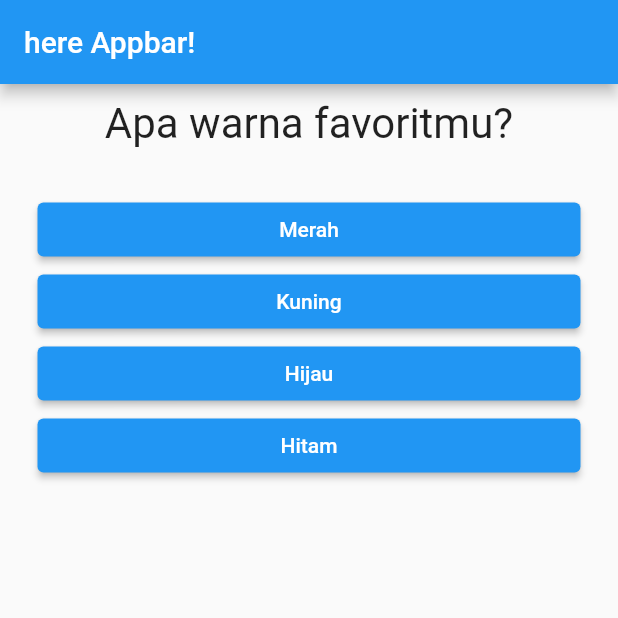
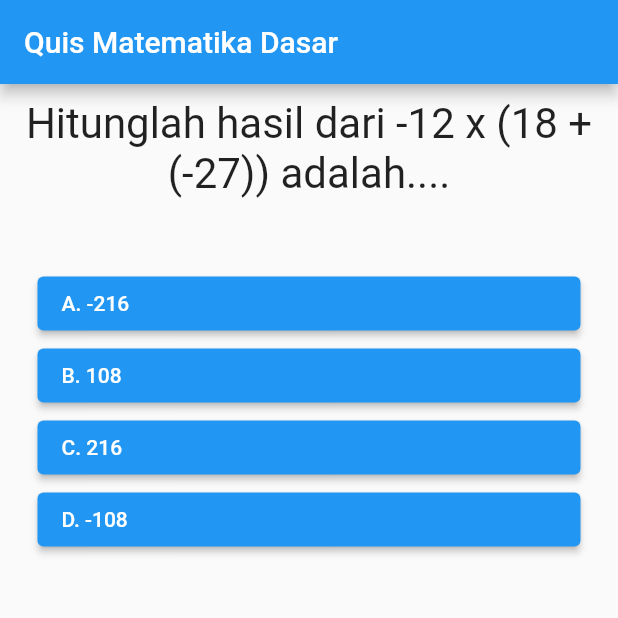
Before and after one commit to alvinraa/course1udemy_quizapp, a Flutter app: the screen it shows after launch, on a phone screen of 412 x 824 dp, the top half of it. Run offline on Flutter 3.47's test engine with Material 2 defaults, Android fonts, the phone set to English and light mode, and no system bars.

Commit message:
Finish Function, need improve the question
minus :
- finish the question for better experient

reference : https://banksoal.belajar.kemdikbud.go.id/Evaluasi/Show/5148

```diff
--- a/lib/answer.dart
+++ b/lib/answer.dart
@@ -1,10 +1,15 @@
 import 'package:flutter/material.dart';
 
 class Answer extends StatelessWidget {
-  final VoidCallback? selectHandler;
+  final VoidCallback selectHandler;
   final String answerText;
+  final String choices;
 
-  Answer(this.selectHandler, this.answerText);
+  Answer(
+    this.selectHandler,
+    this.answerText,
+    this.choices,
+  );
 
   @override
   Widget build(BuildContext context) {
@@ -13,7 +18,10 @@ class Answer extends StatelessWidget {
       width: double.infinity,
       child: ElevatedButton(
         onPressed: selectHandler,
-        child: Text(answerText),
+        child: Row(
+          mainAxisAlignment: MainAxisAlignment.start,
+          children: [Text(choices), Text(answerText)],
+        ),
       ),
     );
   }
--- a/lib/main.dart
+++ b/lib/main.dart
@@ -1,7 +1,6 @@
+import 'package:course1_quizapp/quiz.dart';
+import 'package:course1_quizapp/result.dart';
 import 'package:flutter/material.dart';
-
-import './questions.dart';
-import './answer.dart';
 
 void main() {
   runApp(MyApp());
@@ -17,26 +16,114 @@ class MyApp extends StatefulWidget {
 
 class MyAppState extends State<MyApp> {
   int _questionIndex = 0;
-  final List<Map<String, Object>> questions = const [
+  int _totalScore = 0;
+
+  final List<Map<String, Object>> _questions = [
     {
-      'questionText': 'Apa warna favoritmu?',
-      'answer': ['Merah', 'Kuning', 'Hijau', 'Hitam'],
+      'questionText': 'Hitunglah hasil dari -12 x (18 + (-27)) adalah....',
+      'answer': [
+        {'choice': 'A. ', 'text': '-216', 'score': 0},
+        {'choice': 'B. ', 'text': '108', 'score': 1},
+        {'choice': 'C. ', 'text': '216', 'score': 0},
+        {'choice': 'D. ', 'text': '-108', 'score': 0},
+      ],
     },
     {
-      'questionText': 'Apa hewan favoritmu?',
-      'answer': ['Kucing', 'Anjing', 'Kelinci', 'Singa'],
+      'questionText': 'Hitunglah hasil dari -12 x (18 + (-27)) adalah....',
+      'answer': [
+        {'choice': 'A. ', 'text': '-216', 'score': 0},
+        {'choice': 'B. ', 'text': '108', 'score': 1},
+        {'choice': 'C. ', 'text': '216', 'score': 0},
+        {'choice': 'D. ', 'text': '-108', 'score': 0},
+      ],
     },
     {
-      'questionText': 'Siapa presiden favoritmu?',
-      'answer': ['person1', 'person2', 'person3', 'person4'],
-    }
+      'questionText': 'Hitunglah hasil dari -12 x (18 + (-27)) adalah....',
+      'answer': [
+        {'choice': 'A. ', 'text': '-216', 'score': 0},
+        {'choice': 'B. ', 'text': '108', 'score': 1},
+        {'choice': 'C. ', 'text': '216', 'score': 0},
+        {'choice': 'D. ', 'text': '-108', 'score': 0},
+      ],
+    },
+    {
+      'questionText': 'Hitunglah hasil dari -12 x (18 + (-27)) adalah....',
+      'answer': [
+        {'choice': 'A. ', 'text': '-216', 'score': 0},
+        {'choice': 'B. ', 'text': '108', 'score': 1},
+        {'choice': 'C. ', 'text': '216', 'score': 0},
+        {'choice': 'D. ', 'text': '-108', 'score': 0},
+      ],
+    },
+    {
+      'questionText': 'Hitunglah hasil dari -12 x (18 + (-27)) adalah....',
+      'answer': [
+        {'choice': 'A. ', 'text': '-216', 'score': 0},
+        {'choice': 'B. ', 'text': '108', 'score': 1},
+        {'choice': 'C. ', 'text': '216', 'score': 0},
+        {'choice': 'D. ', 'text': '-108', 'score': 0},
+      ],
+    },
+    {
+      'questionText': 'Hitunglah hasil dari -12 x (18 + (-27)) adalah....',
+      'answer': [
+        {'choice': 'A. ', 'text': '-216', 'score': 0},
+        {'choice': 'B. ', 'text': '108', 'score': 1},
+        {'choice': 'C. ', 'text': '216', 'score': 0},
+        {'choice': 'D. ', 'text': '-108', 'score': 0},
+      ],
+    },
+    {
+      'questionText': 'Hitunglah hasil dari -12 x (18 + (-27)) adalah....',
+      'answer': [
+        {'choice': 'A. ', 'text': '-216', 'score': 0},
+        {'choice': 'B. ', 'text': '108', 'score': 1},
+        {'choice': 'C. ', 'text': '216', 'score': 0},
+        {'choice': 'D. ', 'text': '-108', 'score': 0},
+      ],
+    },
+    {
+      'questionText': 'Hitunglah hasil dari -12 x (18 + (-27)) adalah....',
+      'answer': [
+        {'choice': 'A. ', 'text': '-216', 'score': 0},
+        {'choice': 'B. ', 'text': '108', 'score': 1},
+        {'choice': 'C. ', 'text': '216', 'score': 0},
+        {'choice': 'D. ', 'text': '-108', 'score': 0},
+      ],
+    },
+    {
+      'questionText': 'Hitunglah hasil dari -12 x (18 + (-27)) adalah....',
+      'answer': [
+        {'choice': 'A. ', 'text': '-216', 'score': 0},
+        {'choice': 'B. ', 'text': '108', 'score': 1},
+        {'choice': 'C. ', 'text': '216', 'score': 0},
+        {'choice': 'D. ', 'text': '-108', 'score': 0},
+      ],
+    },
+    {
+      'questionText': 'Hitunglah hasil dari -12 x (18 + (-27)) adalah....',
+      'answer': [
+        {'choice': 'A. ', 'text': '-216', 'score': 0},
+        {'choice': 'B. ', 'text': '108', 'score': 1},
+        {'choice': 'C. ', 'text': '216', 'score': 0},
+        {'choice': 'D. ', 'text': '-108', 'score': 0},
+      ],
+    },
   ];
 
-  void _answerQuestion() {
+  void _resetQuiz() {
+    setState(() {
+      _questionIndex = 0;
+      _totalScore = 0;
+    });
+  }
+
+  void _answerQuestion(int score) {
+    _totalScore = _totalScore + score;
     setState(() {
       _questionIndex += 1;
     });
-    if (_questionIndex < questions.length) {
+    if (_questionIndex < _questions.length) {
       print('more question');
     } else {
       print('no more question');
@@ -48,26 +135,16 @@ class MyAppState extends State<MyApp> {
     return MaterialApp(
       home: Scaffold(
         appBar: AppBar(
-          title: const Text('here Appbar!'),
+          title: const Text('Quis Matematika Dasar'),
         ),
         body: Center(
-          child: _questionIndex < questions.length
-              ? Column(
-                  mainAxisAlignment: MainAxisAlignment.start,
-                  children: <Widget>[
-                    Question(
-                      questions[_questionIndex]['questionText'],
-                    ),
-                    const SizedBox(height: 20),
-
-                    /// ... untuk mengambil isi dari list menjadi list itu sendiri?
-                    ...(questions[_questionIndex]['answer'] as List<String>)
-                        .map((answer) {
-                      return Answer(_answerQuestion, answer);
-                    }).toList(),
-                  ],
+          child: _questionIndex < _questions.length
+              ? Quiz(
+                  answerQuestion: _answerQuestion,
+                  questions: _questions,
+                  questionIndex: _questionIndex,
                 )
-              : Text('Finish'),
+              : Result(resultScore: _totalScore, resetWidget: _resetQuiz),
         ),
       ),
     );
--- a/lib/questions.dart
+++ b/lib/questions.dart
@@ -9,6 +9,7 @@ class Question extends StatelessWidget {
   Widget build(BuildContext context) {
     return Container(
       width: double.infinity,
+      height: MediaQuery.of(context).size.height * 0.1,
       margin: const EdgeInsets.all(10),
       child: Text(
         questionText,
--- /dev/null
+++ b/lib/quiz.dart
@@ -0,0 +1,39 @@
+import 'package:flutter/material.dart';
+
+import './questions.dart';
+import './answer.dart';
+
+class Quiz extends StatelessWidget {
+  final List<Map<String, Object>> questions;
+  final int questionIndex;
+  final Function answerQuestion;
+
+  Quiz({
+    required this.answerQuestion,
+    required this.questions,
+    required this.questionIndex,
+  });
+
+  @override
+  Widget build(BuildContext context) {
+    return Column(
+      mainAxisAlignment: MainAxisAlignment.start,
+      children: <Widget>[
+        Question(
+          questions[questionIndex]['questionText'] as String,
+        ),
+        const SizedBox(height: 20),
+
+        /// ... untuk mengambil isi dari list menjadi list itu sendiri?
+        ...(questions[questionIndex]['answer'] as List<Map<String, Object>>)
+            .map((answer) {
+          return Answer(
+            () => answerQuestion(answer['score']),
+            answer['text'] as String,
+            answer['choice'] as String,
+          );
+        }).toList(),
+      ],
+    );
+  }
+}
--- a/pubspec.yaml
+++ b/pubspec.yaml
@@ -18,7 +18,7 @@ publish_to: 'none' # Remove this line if you wish to publish to pub.dev
 version: 1.0.0+1
 
 environment:
-  sdk: ">=2.16.1 <3.0.0"
+  sdk: ">=2.12.1 <3.0.0"
 
 # Dependencies specify other packages that your package needs in order to work.
 # To automatically upgrade your package dependencies to the latest versions
```
Also changed, not shown: lib/result.dart (added, +61 -0 lines), pubspec.lock.
